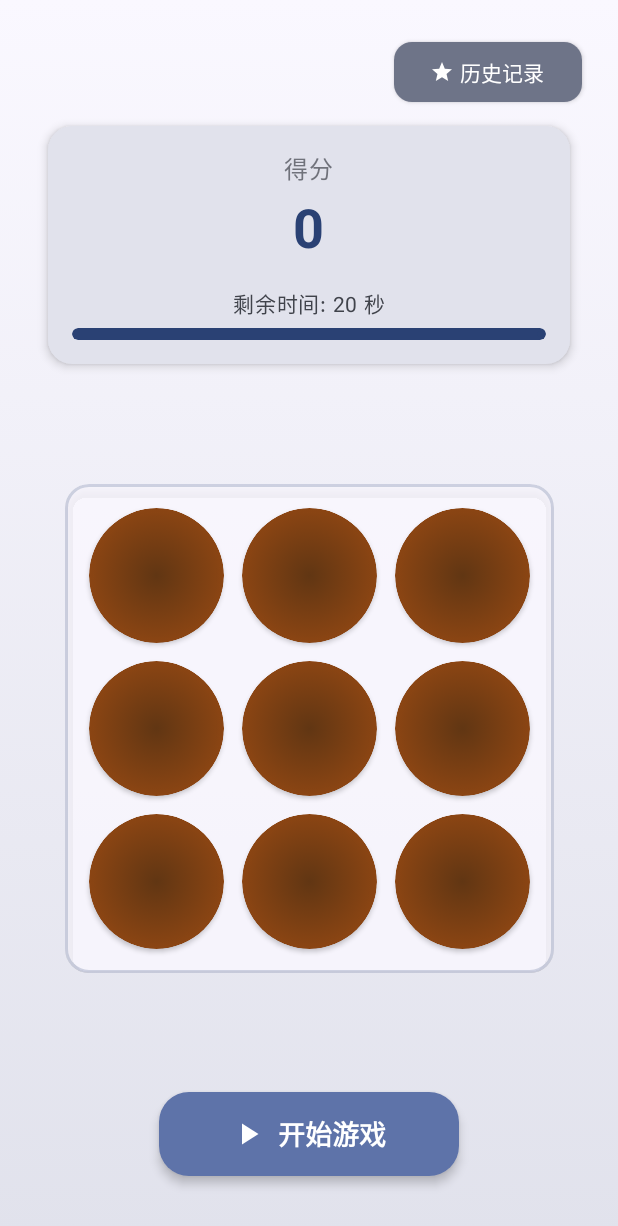
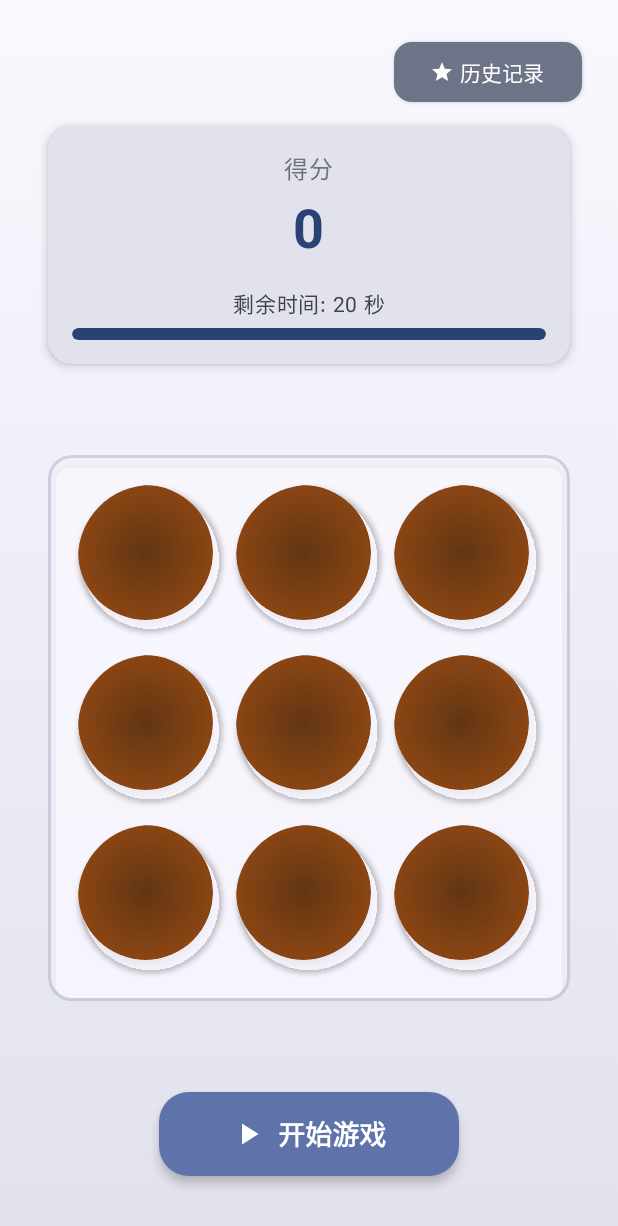
Before and after one commit to JQ2020/WhackAMole, an Android app built with Jetpack Compose: the screen it shows after launch (MainActivity), on a phone screen of 412 x 824 dp. Shown: the top 1226 px of the screen. Run offline under Robolectric (Android 15) with nearby library versions, the phone set to English and light mode, and no system bars.

Commit message:
- 提交信息：优化游戏界面

```diff
--- a/app/src/main/java/com/example/myapplication/ui/screens/GameScreen.kt
+++ b/app/src/main/java/com/example/myapplication/ui/screens/GameScreen.kt
@@ -266,11 +266,13 @@ private fun GameGrid(
             .padding(16.dp)
     ) {
         Column(
-            verticalArrangement = Arrangement.spacedBy(12.dp)
+            verticalArrangement = Arrangement.spacedBy(8.dp),
+            modifier = Modifier.fillMaxWidth()
         ) {
             for (row in 0..2) {
                 Row(
-                    horizontalArrangement = Arrangement.spacedBy(12.dp)
+                    horizontalArrangement = Arrangement.SpaceEvenly,
+                    modifier = Modifier.fillMaxWidth()
                 ) {
                     for (col in 0..2) {
                         val index = row * 3 + col
@@ -288,7 +290,9 @@ private fun GameGrid(
 
                         Box(
                             modifier = Modifier
-                                .size(90.dp)
+                                .weight(1f)
+                                .aspectRatio(1f)
+                                .padding(4.dp)
                                 .shadow(2.dp, CircleShape)
                         ) {
                             MoleHole(
```
